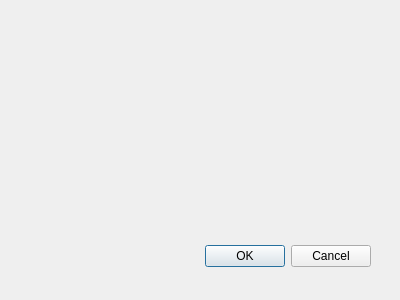
The window that Dialogs/CreateProjectDialog.ui (atdyer/adcircSubdomainTool) describes before a commit, drawn with Qt 5.
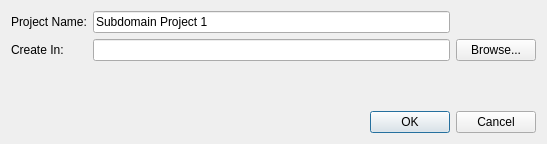
The same window after the commit.

Commit message: Started writing Project class, got New Project dialog working

```diff
--- a/Dialogs/CreateProjectDialog.ui
+++ b/Dialogs/CreateProjectDialog.ui
@@ -8,29 +8,94 @@
    <rect>
     <x>0</x>
     <y>0</y>
-    <width>400</width>
-    <height>300</height>
+    <width>547</width>
+    <height>144</height>
    </rect>
   </property>
   <property name="windowTitle">
    <string>Dialog</string>
   </property>
-  <widget class="QDialogButtonBox" name="buttonBox">
-   <property name="geometry">
-    <rect>
-     <x>30</x>
-     <y>240</y>
-     <width>341</width>
-     <height>32</height>
-    </rect>
-   </property>
-   <property name="orientation">
-    <enum>Qt::Horizontal</enum>
-   </property>
-   <property name="standardButtons">
-    <set>QDialogButtonBox::Cancel|QDialogButtonBox::Ok</set>
-   </property>
-  </widget>
+  <layout class="QVBoxLayout" name="verticalLayout">
+   <item>
+    <layout class="QGridLayout" name="gridLayout">
+     <item row="1" column="1">
+      <widget class="QLineEdit" name="projectDirectory">
+       <property name="enabled">
+        <bool>true</bool>
+       </property>
+       <property name="readOnly">
+        <bool>true</bool>
+       </property>
+      </widget>
+     </item>
+     <item row="0" column="1">
+      <widget class="QLineEdit" name="projectName">
+       <property name="text">
+        <string>Subdomain Project 1</string>
+       </property>
+      </widget>
+     </item>
+     <item row="0" column="0">
+      <widget class="QLabel" name="label">
+       <property name="text">
+        <string>Project Name:</string>
+       </property>
+      </widget>
+     </item>
+     <item row="1" column="0">
+      <widget class="QLabel" name="label_2">
+       <property name="text">
+        <string>Create In:</string>
+       </property>
+      </widget>
+     </item>
+     <item row="1" column="2">
+      <widget class="QPushButton" name="browseButton">
+       <property name="text">
+        <string>Browse...</string>
+       </property>
+      </widget>
+     </item>
+    </layout>
+   </item>
+   <item>
+    <layout class="QVBoxLayout" name="verticalLayout_2">
+     <item>
+      <widget class="QLabel" name="warnLabel">
+       <property name="styleSheet">
+        <string notr="true">color: rgb(255, 0, 0);</string>
+       </property>
+       <property name="text">
+        <string/>
+       </property>
+      </widget>
+     </item>
+     <item>
+      <spacer name="verticalSpacer">
+       <property name="orientation">
+        <enum>Qt::Vertical</enum>
+       </property>
+       <property name="sizeHint" stdset="0">
+        <size>
+         <width>20</width>
+         <height>40</height>
+        </size>
+       </property>
+      </spacer>
+     </item>
+    </layout>
+   </item>
+   <item>
+    <widget class="QDialogButtonBox" name="buttonBox">
+     <property name="orientation">
+      <enum>Qt::Horizontal</enum>
+     </property>
+     <property name="standardButtons">
+      <set>QDialogButtonBox::Cancel|QDialogButtonBox::Ok</set>
+     </property>
+    </widget>
+   </item>
+  </layout>
  </widget>
  <pixmapfunction/>
  <resources/>
```
Left out of the diff: 13 changed lines with no effect on the pictures. The commit also changes 7 other files.
